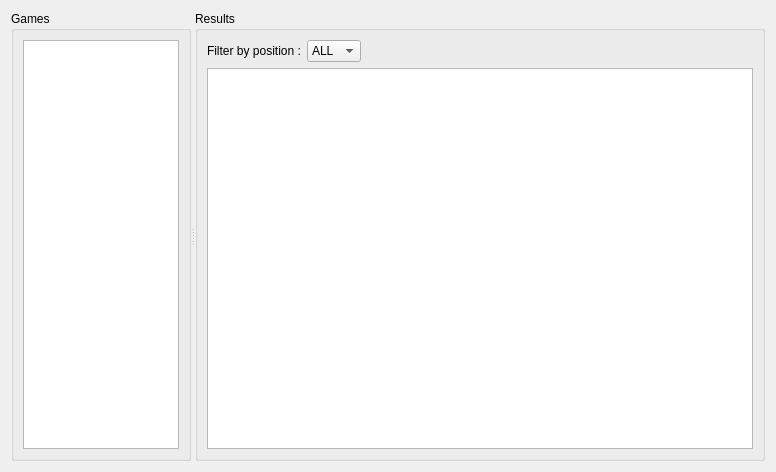
protoblock/protoblock, file cute-fantasy/previousweekwidget.ui: the form before one commit.
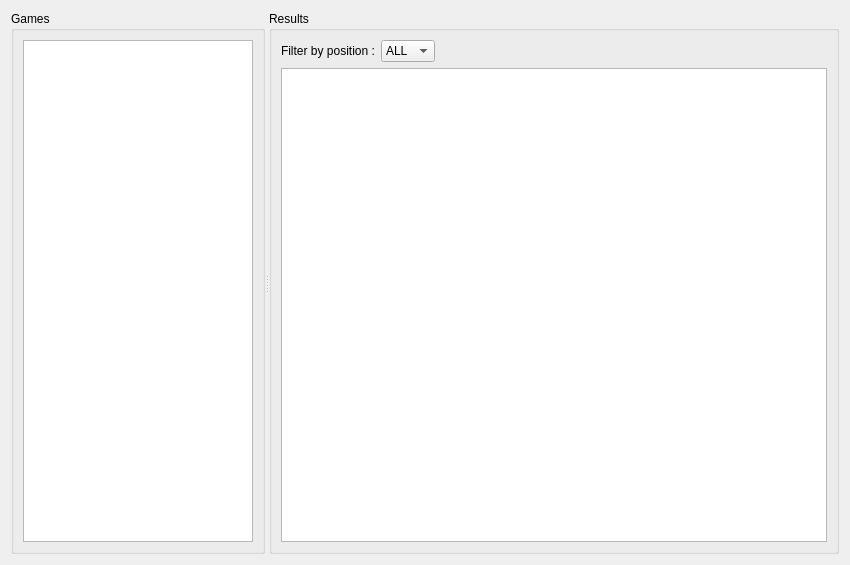
The form after the commit.

Commit message: Made Schedule panel collapsibe.

```diff
--- a/cute-fantasy/previousweekwidget.ui
+++ b/cute-fantasy/previousweekwidget.ui
@@ -6,8 +6,8 @@
    <rect>
     <x>0</x>
     <y>0</y>
-    <width>776</width>
-    <height>472</height>
+    <width>850</width>
+    <height>565</height>
    </rect>
   </property>
   <property name="windowTitle">
@@ -20,11 +20,11 @@
       <enum>Qt::Horizontal</enum>
      </property>
      <widget class="QGroupBox" name="groupBox">
-      <property name="maximumSize">
-       <size>
-        <width>180</width>
-        <height>16777215</height>
-       </size>
+      <property name="sizePolicy">
+       <sizepolicy hsizetype="Preferred" vsizetype="Preferred">
+        <horstretch>0</horstretch>
+        <verstretch>0</verstretch>
+       </sizepolicy>
       </property>
       <property name="title">
        <string>Games</string>
```
The commit also changes 1 other file.
